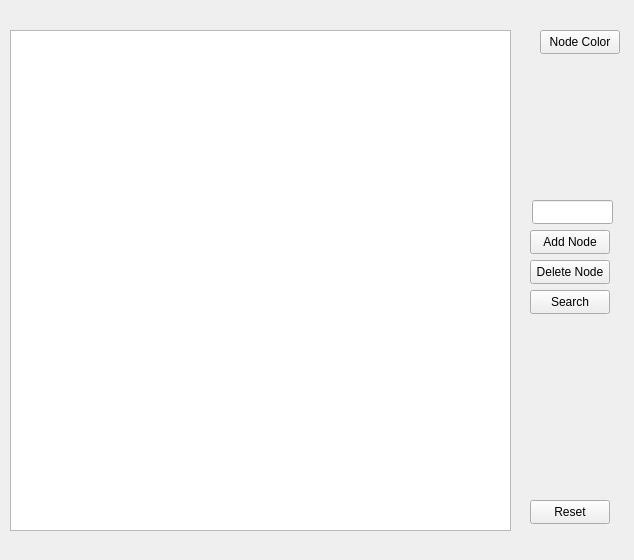
Before: the Qt Designer form linkedlistwidget.ui in mikemertens15/DataDive, drawn with Qt 5.
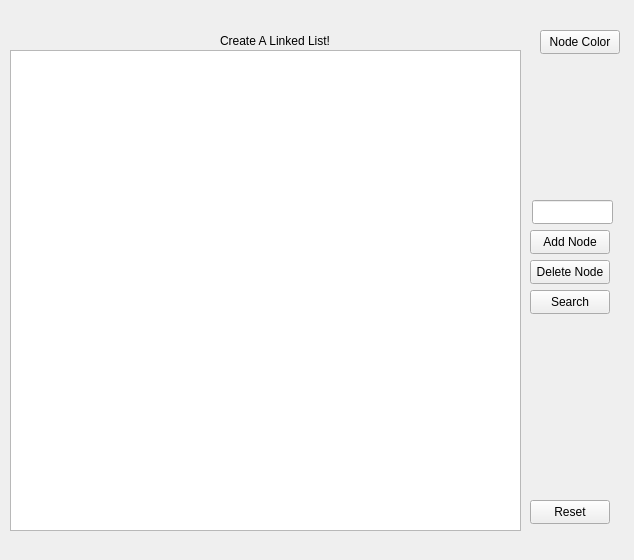
After: the same form once the commit is applied.

The edit to the form file:
```diff
--- a/linkedlistwidget.ui
+++ b/linkedlistwidget.ui
@@ -17,9 +17,9 @@
    <property name="geometry">
     <rect>
      <x>10</x>
-     <y>30</y>
-     <width>501</width>
-     <height>501</height>
+     <y>50</y>
+     <width>511</width>
+     <height>481</height>
     </rect>
    </property>
   </widget>
@@ -98,6 +98,19 @@
     </rect>
    </property>
   </widget>
+  <widget class="QLabel" name="pageTitle">
+   <property name="geometry">
+    <rect>
+     <x>220</x>
+     <y>30</y>
+     <width>111</width>
+     <height>21</height>
+    </rect>
+   </property>
+   <property name="text">
+    <string>Create A Linked List!</string>
+   </property>
+  </widget>
  </widget>
  <resources/>
  <connections/>
```
